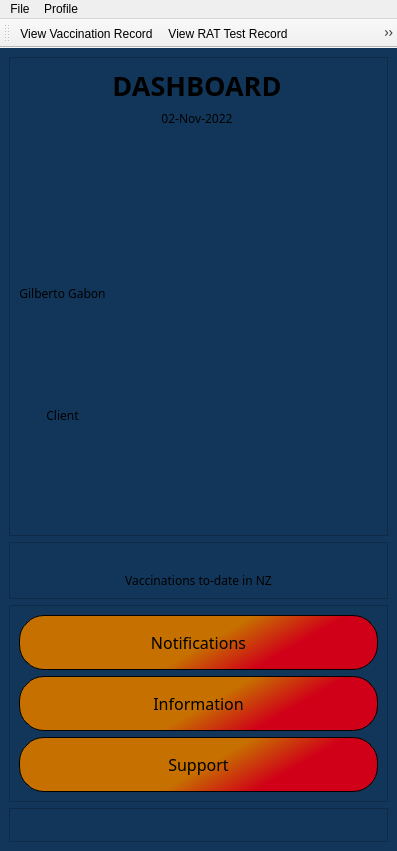
First picture: the form in MyCovidRecord/dashboard.ui, repository gagabon501/cs106-2, before the edit.
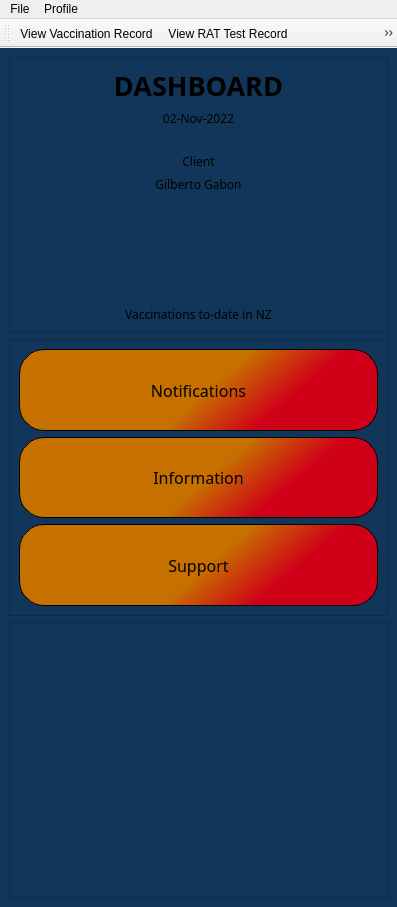
Second picture: the form after the edit. Icons and pictures are not drawn.

Diff of the .ui file:
```diff
--- a/MyCovidRecord/dashboard.ui
+++ b/MyCovidRecord/dashboard.ui
@@ -7,7 +7,7 @@
     <x>0</x>
     <y>0</y>
     <width>397</width>
-    <height>851</height>
+    <height>907</height>
    </rect>
   </property>
   <property name="acceptDrops">
@@ -27,81 +27,14 @@
     <item>
      <layout class="QVBoxLayout" name="verticalLayout_4">
       <item>
-       <widget class="QFrame" name="frame_5">
+       <widget class="QFrame" name="frame_2">
         <property name="frameShape">
          <enum>QFrame::StyledPanel</enum>
         </property>
         <property name="frameShadow">
          <enum>QFrame::Raised</enum>
         </property>
-        <layout class="QHBoxLayout" name="horizontalLayout_2">
-         <item>
-          <layout class="QVBoxLayout" name="verticalLayout_2">
-           <item>
-            <widget class="QLabel" name="label_profile_photo">
-             <property name="sizePolicy">
-              <sizepolicy hsizetype="Preferred" vsizetype="Maximum">
-               <horstretch>0</horstretch>
-               <verstretch>0</verstretch>
-              </sizepolicy>
-             </property>
-             <property name="text">
-              <string/>
-             </property>
-             <property name="pixmap">
-              <pixmap resource="resources/mycovidrecord.qrc">:/images/images/5810431-09 1_qrcode.png</pixmap>
-             </property>
-             <property name="alignment">
-              <set>Qt::AlignCenter</set>
-             </property>
-            </widget>
-           </item>
-           <item>
-            <widget class="QLabel" name="label_2">
-             <property name="sizePolicy">
-              <sizepolicy hsizetype="Preferred" vsizetype="Maximum">
-               <horstretch>0</horstretch>
-               <verstretch>0</verstretch>
-              </sizepolicy>
-             </property>
-             <property name="font">
-              <font>
-               <family>Raleway</family>
-              </font>
-             </property>
-             <property name="text">
-              <string>Gilberto Gabon</string>
-             </property>
-             <property name="alignment">
-              <set>Qt::AlignCenter</set>
-             </property>
-            </widget>
-           </item>
-           <item>
-            <widget class="QLabel" name="label_3">
-             <property name="sizePolicy">
-              <sizepolicy hsizetype="Preferred" vsizetype="Maximum">
-               <horstretch>0</horstretch>
-               <verstretch>0</verstretch>
-              </sizepolicy>
-             </property>
-             <property name="font">
-              <font>
-               <family>Raleway</family>
-              </font>
-             </property>
-             <property name="text">
-              <string>Client</string>
-             </property>
-             <property name="alignment">
-              <set>Qt::AlignCenter</set>
-             </property>
-            </widget>
-           </item>
-          </layout>
-         </item>
-         <item>
-          <layout class="QVBoxLayout" name="verticalLayout_3">
+        <layout class="QVBoxLayout" name="verticalLayout_5">
            <item>
             <widget class="QLabel" name="label_4">
              <property name="sizePolicy">
@@ -147,45 +80,66 @@
             </widget>
            </item>
            <item>
-            <spacer name="verticalSpacer">
-             <property name="orientation">
-              <enum>Qt::Vertical</enum>
-             </property>
-             <property name="sizeHint" stdset="0">
-              <size>
-               <width>20</width>
-               <height>40</height>
-              </size>
-             </property>
-            </spacer>
-           </item>
-          </layout>
-         </item>
+          <widget class="QLabel" name="label_profile_photo">
+           <property name="sizePolicy">
+            <sizepolicy hsizetype="Preferred" vsizetype="Maximum">
+             <horstretch>0</horstretch>
+             <verstretch>0</verstretch>
+            </sizepolicy>
+           </property>
+           <property name="text">
+            <string/>
+           </property>
+           <property name="pixmap">
+            <pixmap>resources/images/user_icon.png</pixmap>
+           </property>
+           <property name="alignment">
+            <set>Qt::AlignCenter</set>
+           </property>
+          </widget>
+         </item>
          <item>
-          <spacer name="horizontalSpacer">
-           <property name="orientation">
-            <enum>Qt::Horizontal</enum>
+          <widget class="QLabel" name="label_3">
+           <property name="sizePolicy">
+            <sizepolicy hsizetype="Preferred" vsizetype="Maximum">
+             <horstretch>0</horstretch>
+             <verstretch>0</verstretch>
+            </sizepolicy>
            </property>
-           <property name="sizeHint" stdset="0">
-            <size>
-             <width>40</width>
-             <height>20</height>
-            </size>
+           <property name="font">
+            <font>
+             <family>Raleway</family>
+            </font>
            </property>
-          </spacer>
-         </item>
-        </layout>
+           <property name="text">
+            <string>Client</string>
+           </property>
+           <property name="alignment">
+            <set>Qt::AlignCenter</set>
+           </property>
        </widget>
       </item>
       <item>
-       <widget class="QFrame" name="frame_2">
-        <property name="frameShape">
-         <enum>QFrame::StyledPanel</enum>
-        </property>
-        <property name="frameShadow">
-         <enum>QFrame::Raised</enum>
-        </property>
-        <layout class="QVBoxLayout" name="verticalLayout_5">
+          <widget class="QLabel" name="label_2">
+           <property name="sizePolicy">
+            <sizepolicy hsizetype="Preferred" vsizetype="Maximum">
+             <horstretch>0</horstretch>
+             <verstretch>0</verstretch>
+            </sizepolicy>
+           </property>
+           <property name="font">
+            <font>
+             <family>Raleway</family>
+            </font>
+           </property>
+           <property name="text">
+            <string>Gilberto Gabon</string>
+           </property>
+           <property name="alignment">
+            <set>Qt::AlignCenter</set>
+           </property>
+          </widget>
+         </item>
          <item>
           <widget class="QLabel" name="label">
            <property name="sizePolicy">
```
Left out of the diff: 18 changed lines with no effect on the pictures. Lines whose indentation alone changed are shown as unchanged.
